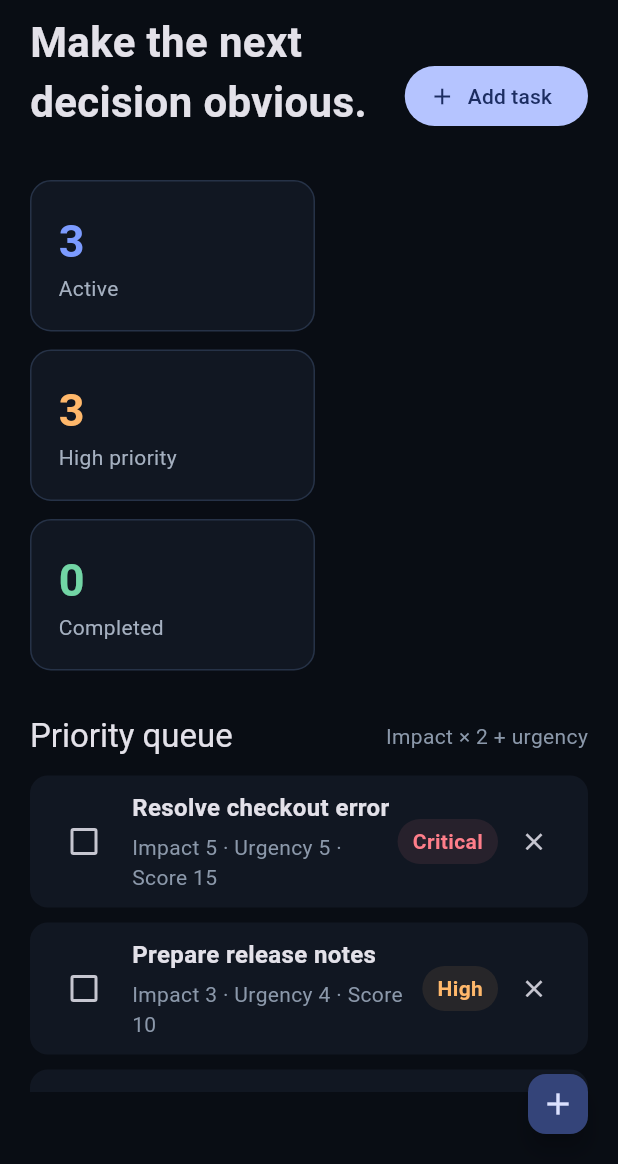
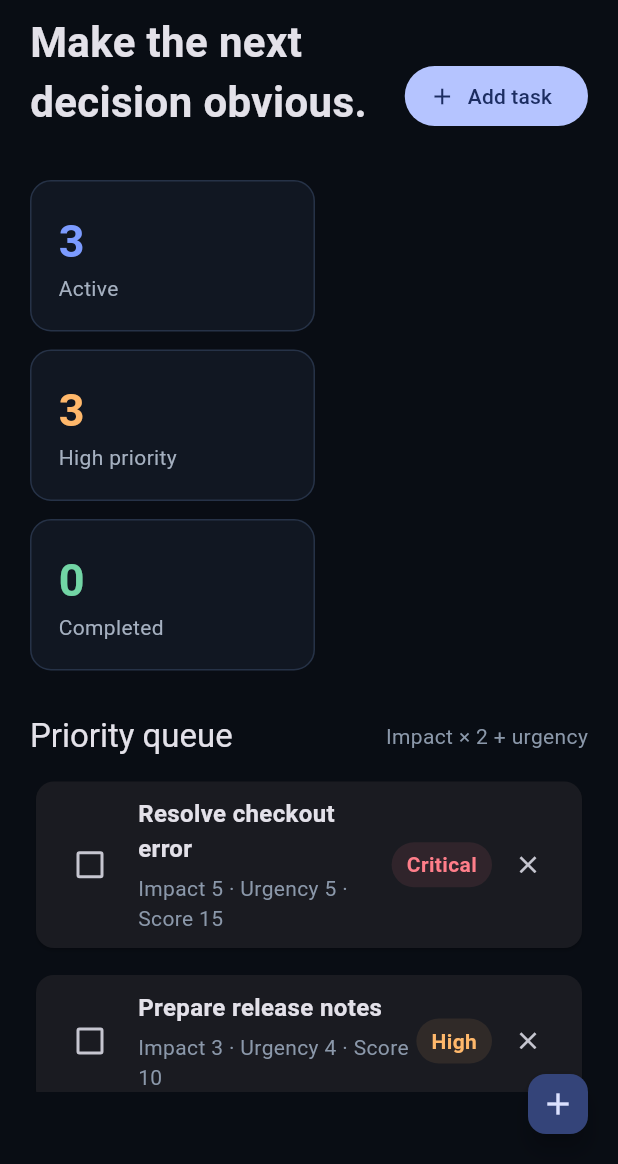
Before and after one commit to BenMClayton/prioritek, a Flutter app: the screen it shows after launch, on a phone screen of 412 x 824 dp, the part 72-1236 px from its top. Run offline on Flutter 3.47's test engine with Material 3 defaults, Android fonts, the phone set to English and light mode, and no system bars.

Commit message:
Keep Flutter theme compatible across stable releases

```diff
--- a/prioritek/lib/main.dart
+++ b/prioritek/lib/main.dart
@@ -20,11 +20,6 @@ class PrioritekApp extends StatelessWidget {
         colorScheme: scheme,
         useMaterial3: true,
         scaffoldBackgroundColor: const Color(0xFF090D14),
-        cardTheme: const CardTheme(
-          color: Color(0xFF111722),
-          elevation: 0,
-          margin: EdgeInsets.zero,
-        ),
       ),
       home: const PriorityBoard(),
     );
```
